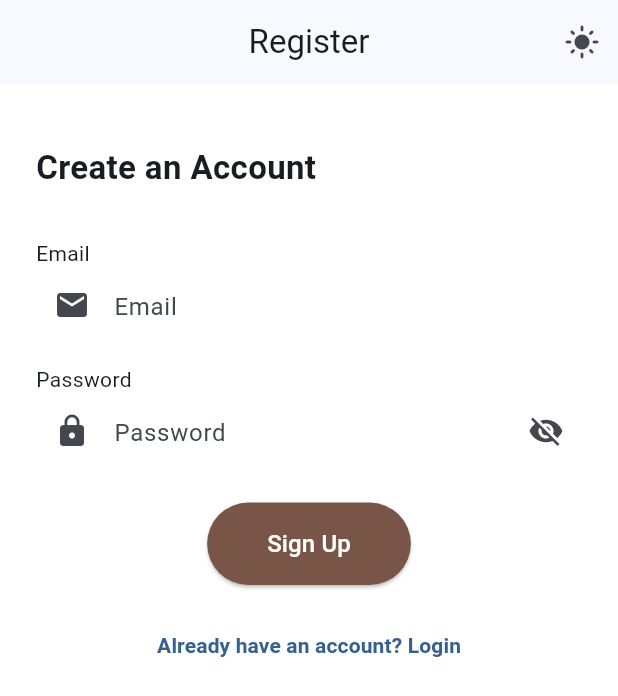
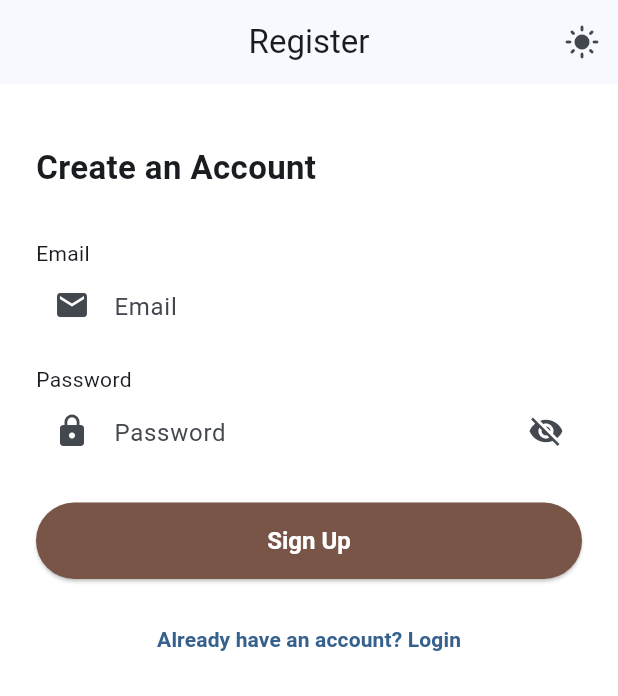
Before and after one commit to MohamedRiham/quantacom_it, a Flutter app: the screen it shows after launch, after a tap on "Login", after a tap on "Don't have an account? Sign Up", on a phone screen of 412 x 824 dp. Shown: the top 696 px of the screen. Run offline on Flutter 3.47's test engine with Material 3 defaults, Android fonts, the phone set to English and light mode, and no system bars; our stand-ins replace cloud_firestore, email_validator, firebase_auth, firebase_core, get, shared_preferences; accounts and stored records are empty.

Commit message:
fixed login with another user issue, improvements

```diff
--- a/lib/authorization/screens/login.dart
+++ b/lib/authorization/screens/login.dart
@@ -85,23 +85,8 @@ class LoginScreen extends StatelessWidget {
                                   }
                                 }
                               },
-                              style: ElevatedButton.styleFrom(
-                                backgroundColor: Colors.brown,
-                                padding: const EdgeInsets.symmetric(
-                                  horizontal: 40,
-                                  vertical: 16,
-                                ),
-                                shape: RoundedRectangleBorder(
-                                  borderRadius: BorderRadius.circular(30),
-                                ),
-                              ),
-
                               child: const Text(
                                 'Login',
-                                style: TextStyle(
-                                  fontSize: 16,
-                                  color: Colors.white,
-                                ),
                               ),
                             ),
                           ),
--- a/lib/authorization/screens/register.dart
+++ b/lib/authorization/screens/register.dart
@@ -60,7 +60,8 @@ class RegisterScreen extends StatelessWidget {
                           ),
                           const SizedBox(height: 24),
 
-                          Center(
+                          SizedBox(
+                            width: double.infinity,
                             child: ElevatedButton(
                               onPressed: () async {
                                 if (_formKey.currentState!.validate()) {
@@ -78,22 +79,8 @@ class RegisterScreen extends StatelessWidget {
                                   }
                                 }
                               },
-                              style: ElevatedButton.styleFrom(
-                                backgroundColor: Colors.brown,
-                                padding: const EdgeInsets.symmetric(
-                                  horizontal: 40,
-                                  vertical: 16,
-                                ),
-                                shape: RoundedRectangleBorder(
-                                  borderRadius: BorderRadius.circular(30),
-                                ),
-                              ),
                               child: const Text(
                                 'Sign Up',
-                                style: TextStyle(
-                                  fontSize: 16,
-                                  color: Colors.white,
-                                ),
                               ),
                             ),
                           ),
--- a/lib/common/themes/constants/themes.dart
+++ b/lib/common/themes/constants/themes.dart
@@ -1,6 +1,18 @@
 import 'package:flutter/material.dart';
 
 final lightTheme = ThemeData(
+  elevatedButtonTheme: ElevatedButtonThemeData(
+    style: ElevatedButton.styleFrom(
+      backgroundColor: Colors.brown,
+      foregroundColor: Colors.white,
+      padding: const EdgeInsets.symmetric(horizontal: 40, vertical: 16),
+      shape: RoundedRectangleBorder(borderRadius: BorderRadius.circular(30)),
+      textStyle: const TextStyle(
+        fontSize: 16,
+        fontWeight: FontWeight.bold,
+      ),
+    ),
+  ),
   progressIndicatorTheme: ProgressIndicatorThemeData(color: Colors.black),
   useMaterial3: true,
   dividerTheme: DividerThemeData(color: Colors.black),
@@ -19,7 +31,18 @@ final lightTheme = ThemeData(
 );
 
 final darkTheme = ThemeData(
-
+  elevatedButtonTheme: ElevatedButtonThemeData(
+    style: ElevatedButton.styleFrom(
+      backgroundColor: Colors.teal,
+      foregroundColor: Colors.black,
+      padding: const EdgeInsets.symmetric(horizontal: 40, vertical: 16),
+      shape: RoundedRectangleBorder(borderRadius: BorderRadius.circular(30)),
+      textStyle: const TextStyle(
+        fontSize: 16,
+        fontWeight: FontWeight.bold,
+      ),
+    ),
+  ),
   progressIndicatorTheme: ProgressIndicatorThemeData(color: Colors.white),
   useMaterial3: true,
   brightness: Brightness.dark,
--- a/lib/main.dart
+++ b/lib/main.dart
@@ -14,7 +14,6 @@ void main() async {
   Get.put(AuthController());
   Get.put(ThemeController());
   Get.lazyPut<TaskController>(() => TaskController());
-
   runApp(const MyApp());
 }
 
@@ -24,7 +23,8 @@ class MyApp extends StatelessWidget {
   @override
   Widget build(BuildContext context) {
     final themeController = Get.find<ThemeController>();
-    final authController = Get.find<AuthController>();
+    final authController = AuthController.instance;
+
     return Obx(
       () => GetMaterialApp(
         title: 'Flutter Demo',
--- a/lib/task/custom_widgets/task_card.dart
+++ b/lib/task/custom_widgets/task_card.dart
@@ -50,8 +50,9 @@ class TaskCard extends StatelessWidget {
                       onPressed: () {
                         showDeleteDialog(
                           onSubmitted: () async {
+                            Get.back();
+
                             await taskController.deleteTask(task.taskId ?? '');
-                            Get.back();
                           },
                         );
                       },
--- a/lib/task/screens/task_form_screen.dart
+++ b/lib/task/screens/task_form_screen.dart
@@ -89,6 +89,7 @@ class TaskFormScreen extends StatelessWidget {
                         descriptionController.text = "";
                         Get.back(closeOverlays: true);
                       },
+
                       child: const Text('Save Task'),
                     ),
                   ],
--- a/lib/task/screens/task_list_screen.dart
+++ b/lib/task/screens/task_list_screen.dart
@@ -56,8 +56,8 @@ class TaskListScreen extends StatelessWidget {
           ),
           child: const Icon(
             Icons.add,
-            color: Colors.white, // icon color
-            size: 28, // make it bigger
+            color: Colors.white,
+            size: 28,
           ),
         ),
       ),
```
Also changed, not shown: lib/authorization/get_x/auth_controller.dart (+13 -34 lines), lib/common/services/dialog_service.dart (+7 -17 lines), lib/task/get_x/task_controller.dart (+24 -15 lines).
